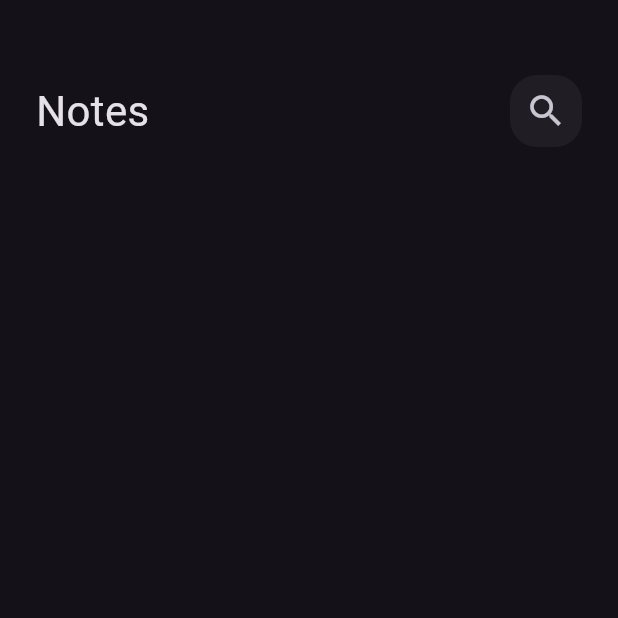
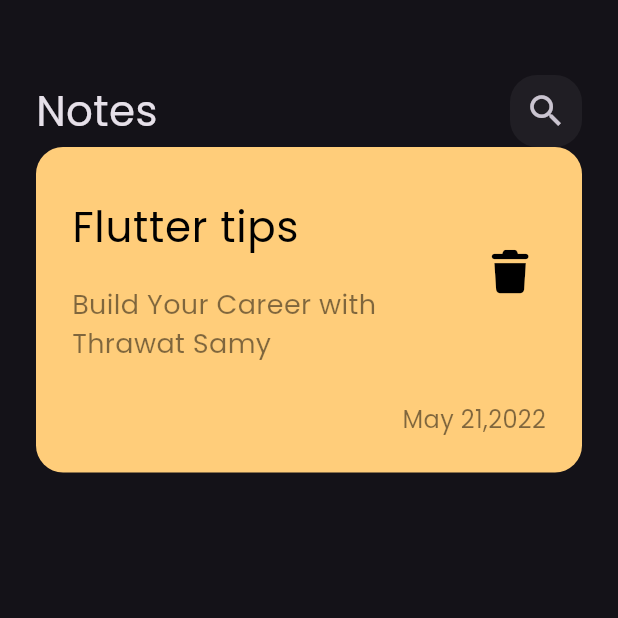
Before and after one commit to ahmedabdalbadea/notes-app, a Flutter app: the screen it shows after launch, on a phone screen of 412 x 824 dp, the top half of it. Run offline on Flutter 3.47's test engine with Material 3 defaults, Android fonts, the phone set to English and light mode, and no system bars; our stand-ins replace font_awesome_flutter.

Commit message:
add  note item

```diff
--- a/lib/main.dart
+++ b/lib/main.dart
@@ -14,7 +14,8 @@ class NotesApp extends StatelessWidget {
     return MaterialApp(
       debugShowCheckedModeBanner: false,
       theme: ThemeData(
-        brightness: Brightness.dark
+        brightness: Brightness.dark,
+        fontFamily: "Poppins"
       ),
       home: HomeView(),
     );
--- /dev/null
+++ b/lib/views/widgets/custom_notes_item.dart
@@ -0,0 +1,53 @@
+import 'package:flutter/material.dart';
+import 'package:font_awesome_flutter/font_awesome_flutter.dart';
+
+class CustomNotesItem extends StatelessWidget {
+  const CustomNotesItem({super.key});
+
+  @override
+  Widget build(BuildContext context) {
+    return Container(
+      decoration: BoxDecoration(
+        color: Color(0xffFFCD7A),
+        borderRadius: BorderRadius.circular(18),
+      ),
+      padding: EdgeInsets.all(24),
+      child: Column(
+        children: [
+          ListTile(
+            contentPadding: EdgeInsets.all(0),
+            title: Text(
+              "Flutter tips",
+              style: TextStyle(fontSize: 28, color: Colors.black),
+            ),
+            subtitle: Padding(
+              padding: const EdgeInsets.symmetric(vertical: 18),
+              child: Text(
+                "Build Your Career with Thrawat Samy",
+                style: TextStyle(
+                  fontSize: 18,
+                  color: Colors.black.withValues(alpha: 0.5),
+                ),
+              ),
+            ),
+            trailing: IconButton(
+              padding: EdgeInsets.only(bottom: 50),
+              onPressed: () {},
+              icon: Icon(FontAwesomeIcons.trash, color: Colors.black, size: 28),
+            ),
+          ),
+          Align(
+            alignment: AlignmentGeometry.centerRight,
+            child: Text(
+              "May 21,2022",
+              style: TextStyle(
+                fontSize: 16,
+                color: Colors.black.withValues(alpha: 0.5),
+              ),
+            ),
+          ),
+        ],
+      ),
+    );
+  }
+}
--- a/lib/views/widgets/notes_view_body.dart
+++ b/lib/views/widgets/notes_view_body.dart
@@ -1,22 +1,16 @@
 import 'package:flutter/material.dart';
 import 'package:notes_app/views/widgets/custom_app_bar.dart';
+import 'package:notes_app/views/widgets/custom_notes_item.dart';
 
 class NotesViewBody extends StatelessWidget {
-  const NotesViewBody({
-    super.key,
-  });
+  const NotesViewBody({super.key});
 
   @override
   Widget build(BuildContext context) {
     return Padding(
       padding: const EdgeInsets.symmetric(horizontal: 24),
       child: Column(
-        children: [
-          SizedBox(
-            height: 50,
-          ),
-          CustomAppBar()
-        ],
+        children: [SizedBox(height: 50), CustomAppBar(), CustomNotesItem()],
       ),
     );
   }
```
Also changed, not shown: pubspec.yaml (+8 -14 lines), assets/fonts/Poppins-Regular.ttf (added), pubspec.lock.
